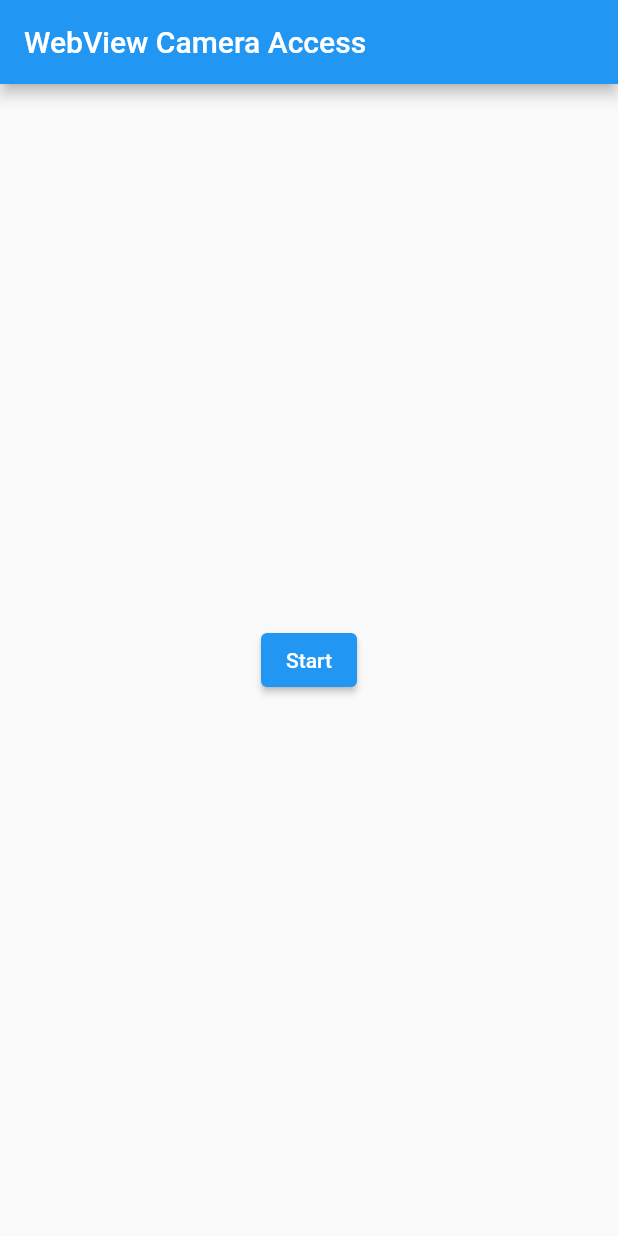
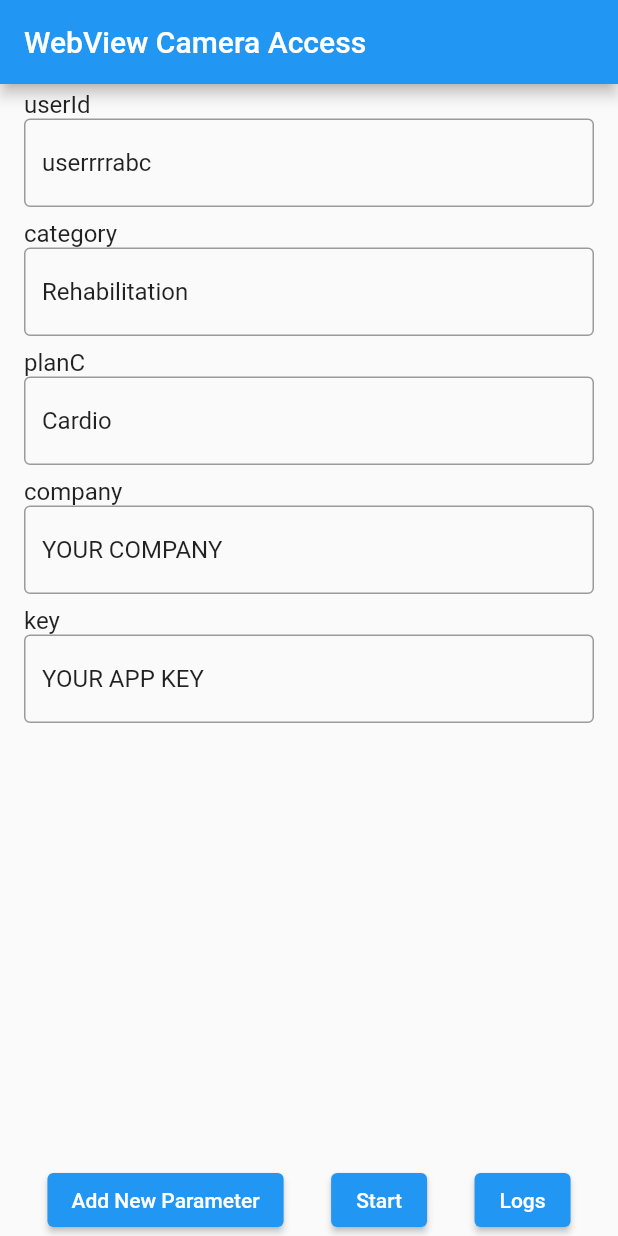
Before and after one commit to KinesteX/AI-Fitness-SDK, a Flutter app: the screen it shows after launch, on a phone screen of 412 x 824 dp. Run offline on Flutter 3.47's test engine with Material 2 defaults, Android fonts, the phone set to English and light mode, and no system bars; our stand-ins replace permission_handler; missing offline and left inert: flutter_inappwebview.

Commit message:
update data handling

```diff
--- a/Flutter_SDK/lib/main.dart
+++ b/Flutter_SDK/lib/main.dart
@@ -2,6 +2,7 @@ import 'package:flutter/material.dart';
 import 'package:flutter_inappwebview/flutter_inappwebview.dart';
 import 'package:permission_handler/permission_handler.dart';
 import 'dart:convert';
+import 'dart:typed_data';
 
 Future<void> main() async {
   WidgetsFlutterBinding.ensureInitialized();
@@ -11,7 +12,6 @@ Future<void> main() async {
   } else {
     print("Permission not granted");
   }
-
 }
 
 class MyApp extends StatelessWidget {
@@ -29,18 +29,31 @@ class MyHomePage extends StatefulWidget {
 }
 
 class _MyHomePageState extends State<MyHomePage> {
-  String userId = "abc123";
-  String category = "Fitness";
-  String url = "";
+
+  String url = "https://kinestex-sdk-git-redesign-v-m1r.vercel.app/";
   bool showWebview = false;
+  List<String> workoutLogs = [];
+  bool showBottomSheetLogs = false;
+
   InAppWebViewController? _controller;
-
+  Map<String, String> postData = {
+    "userId": "userrrrabc", // REQUIRED PARAM
+    "category": "Rehabilitation",
+    "planC": "Cardio",
+    "company": "YOUR COMPANY", // REQUIRED PARAM
+    "key": "YOUR APP KEY" // REQUIRED PARAM
+  };
+  Map<String, TextEditingController> controllers = {};
   late InAppWebViewGroupOptions options;
 
   @override
   void initState() {
     super.initState();
-    url = "https://kineste-x-w.vercel.app/?userId=$userId&category=$category";
+
+    // Add inside your initState method after super.initState();
+    postData.forEach((key, value) {
+      controllers[key] = TextEditingController(text: value);
+    });
 
     options = InAppWebViewGroupOptions(
       crossPlatform: InAppWebViewOptions(
@@ -53,8 +66,11 @@ class _MyHomePageState extends State<MyHomePage> {
     );
   }
 
+
+
   @override
   Widget build(BuildContext context) {
+// Add below your existing declarations in _MyHomePageState
  return Scaffold(
       appBar: AppBar(
         title: Text('WebView Camera Access'),
@@ -75,6 +91,9 @@ class _MyHomePageState extends State<MyHomePage> {
    },
    onLoadStop: (InAppWebViewController controller, Uri? url) async {
      await controller.evaluateJavascript(source: """
+     window.postMessage(${jsonEncode(postData)}, '*');
+  """);
+     await controller.evaluateJavascript(source: """
                     window.addEventListener('message', (event) => {
                       if (event.data === 'exitApp') {
                         window.flutter_inappwebview.callHandler('exitApp');
@@ -85,21 +104,98 @@ class _MyHomePageState extends State<MyHomePage> {
                   """);
    },
    onConsoleMessage: (controller, consoleMessage) {
-          print(consoleMessage);
+     print("CONSOLEEEEE: $consoleMessage");
    },
    onProgressChanged: (InAppWebViewController controller, int progress) {
      print("WebView is loading (progress : $progress%)");
    },
+   onLoadError: (InAppWebViewController controller, Uri? url, int code, String message) {
+     print("Failed to load: $url with error $message (Code: $code)");
+   }
+   ,
    androidOnPermissionRequest:
-            (InAppWebViewController controller, String origin,
-            List<String> resources) async {
+       (InAppWebViewController controller, String origin, List<String> resources) async {
      return PermissionRequestResponse(
-              resources: resources,
-              action: PermissionRequestResponseAction.GRANT);
+         resources: resources, action: PermissionRequestResponseAction.GRANT);
    },
  )
-          : Center(
-        child: ElevatedButton(
+          : Column(
+        children: [
+          Expanded(
+            child: ListView.builder(
+              itemCount: postData.keys.length,
+              itemBuilder: (context, index) {
+                String key = postData.keys.elementAt(index);
+                return ListTile(
+                  title: Text(key),
+                  subtitle: TextField(
+                    controller: controllers[key],
+                    onChanged: (value) {
+                      setState(() {
+                        postData[key] = value;
+                      });
+                    },
+                    decoration: InputDecoration(
+                      border: OutlineInputBorder(),
+                    ),
+                  ),
+                );
+              },
+            ),
+          ),
+          Row(
+            mainAxisAlignment: MainAxisAlignment.spaceEvenly,
+            children: [
+              ElevatedButton(
+                onPressed: () {
+                  TextEditingController keyController = TextEditingController();
+                  TextEditingController valueController = TextEditingController();
+
+                  showDialog(
+                    context: context,
+                    builder: (BuildContext context) {
+                      return AlertDialog(
+                        title: Text("Add New Parameter"),
+                        content: Column(
+                          mainAxisSize: MainAxisSize.min,
+                          children: [
+                            TextField(
+                              controller: keyController,
+                              decoration: InputDecoration(hintText: "Key"),
+                            ),
+                            TextField(
+                              controller: valueController,
+                              decoration: InputDecoration(hintText: "Value"),
+                            ),
+                          ],
+                        ),
+                        actions: [
+                          TextButton(
+                            child: Text("Add"),
+                            onPressed: () {
+                              setState(() {
+                                String key = keyController.text;
+                                String value = valueController.text;
+                                postData[key] = value;
+                                controllers[key] = TextEditingController(text: value);
+                              });
+                              Navigator.pop(context);
+                            },
+                          ),
+                          TextButton(
+                            child: Text("Cancel"),
+                            onPressed: () {
+                              Navigator.pop(context);
+                            },
+                          ),
+                        ],
+                      );
+                    },
+                  );
+                },
+                child: Text('Add New Parameter'),
+              ),
+              ElevatedButton(
                 onPressed: () {
                   setState(() {
                     showWebview = true;
@@ -107,36 +203,89 @@ class _MyHomePageState extends State<MyHomePage> {
                 },
                 child: Text('Start'),
               ),
+              ElevatedButton(
+                onPressed: () {
+                  setState(() {
+                    showBottomSheetLogs = true;
+                  });
+                  showModalBottomSheet(
+                      context: context,
+                      builder: (BuildContext context) {
+                        return Column(
+                          children: [
+                            Text("User Data Logging", style: TextStyle(fontStyle: FontStyle.italic)),
+                            Expanded(
+                              child: ListView.builder(
+                                itemCount: workoutLogs.length,
+                                itemBuilder: (BuildContext context, int index) {
+                                  return ListTile(
+                                    title: Text(workoutLogs[index]),
+                                  );
+                                },
+                              ),
+                            ),
+                            ElevatedButton(
+                              onPressed: () {
+                                Navigator.pop(context);
+                              },
+                              child: Text("Done", style: TextStyle(fontWeight: FontWeight.bold)),
+                            ),
+                          ],
+                        );
+                      }
+                  );
+                },
+                child: Text("Logs"),
+              )
+            ],
+          )
+        ],
       ),
     );
+
   }
 
 
   void handleMessage(String message) {
     var parsedMessage = jsonDecode(message);
 
-    print("Received data: ${parsedMessage['data']}");
+    String currentTime = "${DateTime.now().hour}:${DateTime.now().minute}:${DateTime.now().second}";
+//data handling. HTTP post communication
     switch (parsedMessage['type']) {
+      case "kinestex_launched":
+        workoutLogs.add("Successfully launched the app. @${parsedMessage['data']}");
+        break;
+   case "workout_opened":
+    workoutLogs.add("Workout opened. ${parsedMessage['data']}");
+    break;
+    case "workout_started":
+    workoutLogs.add("Workout started. ${parsedMessage['data']}");
+    break;
+    case "plan_unlocked":
+    workoutLogs.add("User unlocked plan. Data: ${parsedMessage['data']}");
+    break;
       case "finished_workout":
-        print("Received data: ${parsedMessage['data']}");
+        workoutLogs.add("Workout finished. Data: ${parsedMessage['data']}");
         break;
-
+      case "error_occured":
+        workoutLogs.add("There was an error: ${parsedMessage['data']}");
+        break;
+      case "exercise_completed":
+        workoutLogs.add("Exercise completed: ${parsedMessage['data']}");
+        break;
       case "exitApp":
-        print("Received data: ${parsedMessage['data']}");
         if (showWebview) {
           setState(() {
             showWebview = false;
           });
         }
+        workoutLogs.add("User closed KinesteX window @$currentTime");
         break;
-
-      case "error_occured":
-        print("Received data: ${parsedMessage['data']}");
-        break;
-
-      case "exercise_completed":
-        print("Received data: ${parsedMessage['data']}");
+      default:
+        workoutLogs.add("Received: ${parsedMessage['type']} ${parsedMessage['data']}");
         break;
     }
+    setState(() {}); // to refresh UI
   }
+
 }
```
Lines whose indentation alone changed are shown as unchanged.
